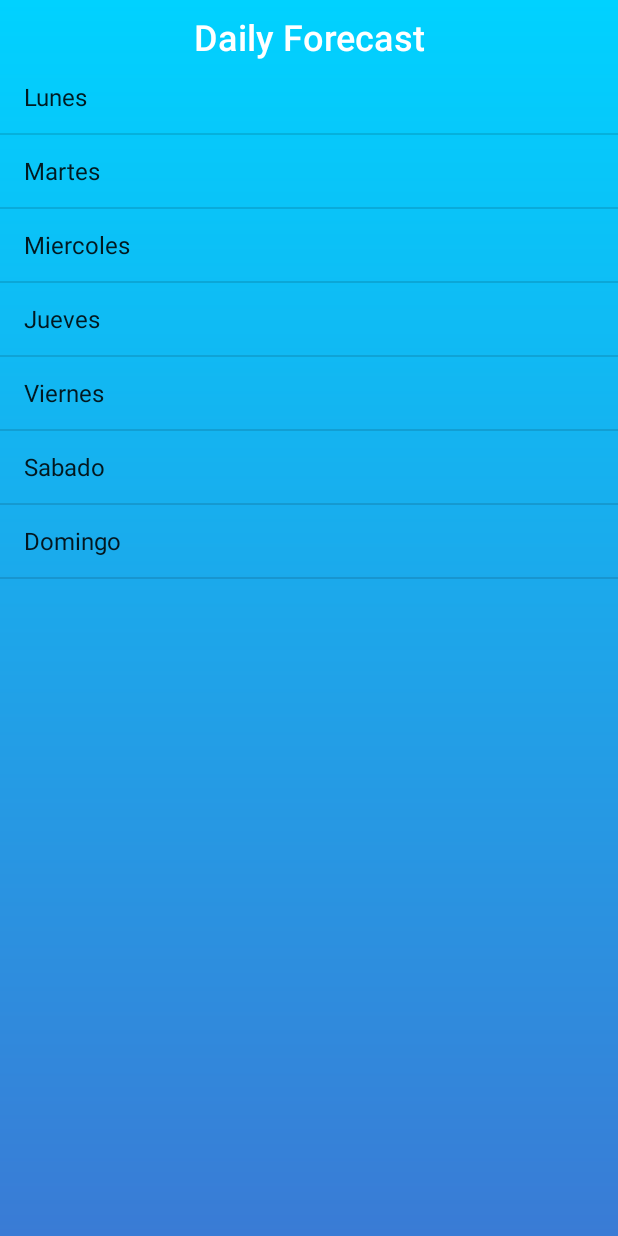
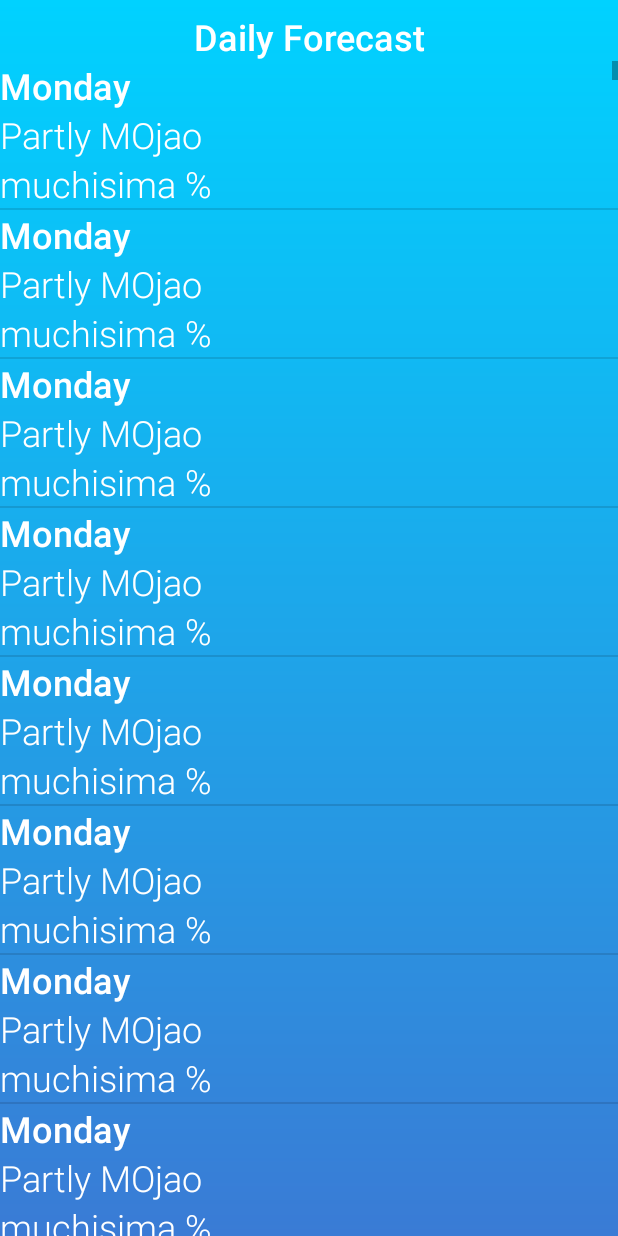
Before and after one commit to pablo384/ColorWeather, an Android app: the DailyWeatherActivity screen opened directly, with no data from a screen before it, on a phone screen of 412 x 824 dp. Run offline under Robolectric (Android 15) with nearby library versions, the phone set to English and light mode, and no system bars; network calls fail.

Commit message:
DailyLIst implementado

```diff
--- a/app/src/main/java/com/proeduka/colorweather/DailyWeatherActivity.java
+++ b/app/src/main/java/com/proeduka/colorweather/DailyWeatherActivity.java
@@ -4,6 +4,8 @@ import android.app.Activity;
 import android.app.ListActivity;
 import android.os.Bundle;
 import android.widget.ArrayAdapter;
+
+import com.proeduka.colorweather.adapters.DailyWeatherAdapter;
 
 import java.util.ArrayList;
 
@@ -14,21 +16,17 @@ public class DailyWeatherActivity extends ListActivity {
         super.onCreate(savedInstanceState);
         setContentView(R.layout.activity_daily_weather);
 
-        ArrayList<String> daysArray = new ArrayList<String>();
-        daysArray.add("Lunes");
-        daysArray.add("Martes");
-        daysArray.add("Miercoles");
-        daysArray.add("Jueves");
-        daysArray.add("Viernes");
-        daysArray.add("Sabado");
-        daysArray.add("Domingo");
+        ArrayList<Day> daysArray = new ArrayList<Day>();
+        Day day = new Day("Monday","Partly MOjao", "muchisima %");
+
+        for (int i=0; i<500; i++){
+            daysArray.add(day);
+        }
 
 
-        ArrayAdapter<String> daysAdapter =
-                new ArrayAdapter<String>(this,
-                        android.R.layout.simple_list_item_1,
-                        daysArray);
 
-        setListAdapter(daysAdapter);
+        DailyWeatherAdapter dailyWeatherAdapter = new DailyWeatherAdapter(this,daysArray);
+
+        setListAdapter(dailyWeatherAdapter);
     }
 }
--- a/app/src/main/java/com/proeduka/colorweather/adapters/DailyWeatherAdapter.java
+++ b/app/src/main/java/com/proeduka/colorweather/adapters/DailyWeatherAdapter.java
@@ -1,22 +1,38 @@
 package com.proeduka.colorweather.adapters;
 
+import android.content.Context;
+import android.view.LayoutInflater;
 import android.view.View;
 import android.view.ViewGroup;
+import android.widget.ArrayAdapter;
 import android.widget.BaseAdapter;
+import android.widget.TextView;
+
+import com.proeduka.colorweather.Day;
+import com.proeduka.colorweather.R;
+
+import java.util.ArrayList;
 
 /**
  * Created by pablo384 on 29/04/17.
  */
 
 public class DailyWeatherAdapter extends BaseAdapter {
+
+    ArrayList<Day> days;
+    Context context;
+
+    public DailyWeatherAdapter (Context context, ArrayList<Day> days){
+        this.context=context;
+        this.days=days;
+
+    }
     @Override
-    public int getCount() {
-        return 0;
-    }
+    public int getCount() {return days.size();}
 
     @Override
     public Object getItem(int position) {
-        return null;
+        return days.get(position);
     }
 
     @Override
@@ -25,7 +41,17 @@ public class DailyWeatherAdapter extends BaseAdapter {
     }
 
     @Override
-    public View getView(int position, View convertView, ViewGroup parent) {
-        return null;
+    public View getView(int position, View view, ViewGroup parent) {
+        view = LayoutInflater.from(context).inflate(R.layout.daily_list_item,null);
+        TextView dayTitle =(TextView) view.findViewById(R.id.dailyListTitle);
+        TextView dayDescription =(TextView) view.findViewById(R.id.dailyListDescription);
+        TextView dayProbability =(TextView) view.findViewById(R.id.dailyListProbability);
+
+        Day day= days.get(position);
+        dayTitle.setText(day.getDayName());
+        dayDescription.setText(day.getWeatherDescription());
+        dayProbability.setText(day.getRainProbability());
+
+        return view;
     }
 }
```
